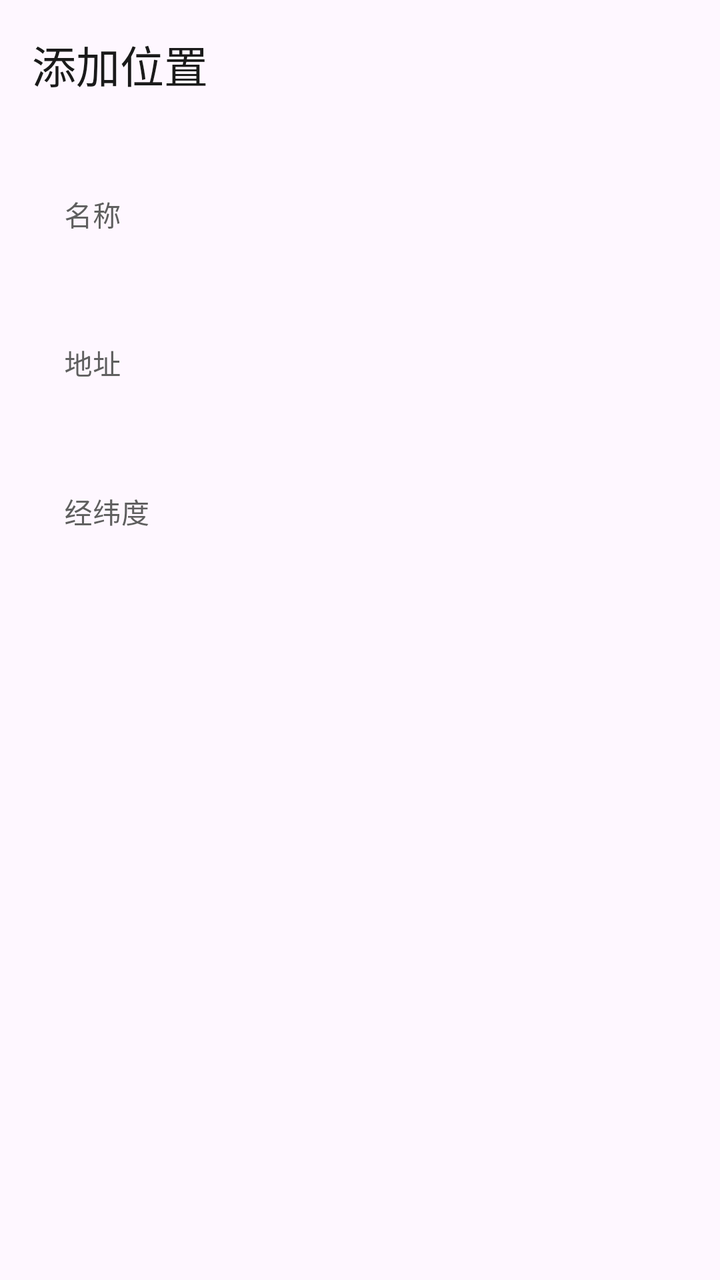
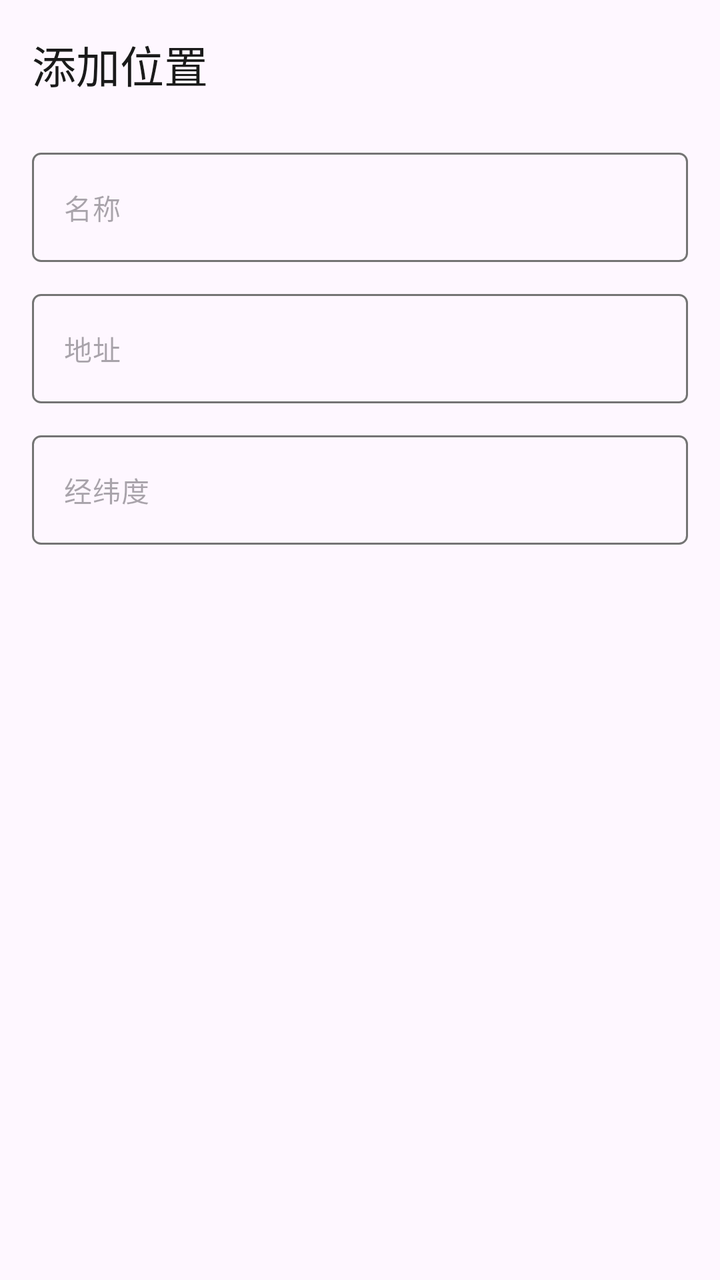

Before-and-after screenshots of an Android layout around one commit, followed by the original layout XML and the change that was made.
<!-- AndroidManifest.xml: application theme AppTheme -->
<!-- res/layout/dialog_add_location.xml -->
<?xml version="1.0" encoding="utf-8"?>
<LinearLayout
    xmlns:android="http://schemas.android.com/apk/res/android"
    xmlns:app="http://schemas.android.com/apk/res-auto"
    android:layout_width="match_parent"
    android:layout_height="wrap_content"
    android:orientation="vertical"
    android:padding="16dp">

        <TextView
            android:layout_width="match_parent"
            android:layout_height="wrap_content"
            android:text="@string/add_location"
            android:textAppearance="?attr/textAppearanceTitleLarge"
            android:textColor="?attr/colorOnSurface"
            android:paddingBottom="12dp"/>

        <com.google.android.material.textfield.TextInputLayout
            android:layout_width="match_parent"
            android:layout_height="wrap_content"
            android:layout_marginTop="16dp"
            app:boxBackgroundMode="outline"
            app:boxStrokeColor="@color/text_input_box_stroke"
            app:boxStrokeWidth="1dp"
            android:hint="@string/name">

            <com.google.android.material.textfield.TextInputEditText
                android:id="@+id/etLocationName"
                android:layout_width="match_parent"
                android:layout_height="wrap_content"
                android:imeOptions="actionNext"
                android:inputType="text"
                android:singleLine="true"
                android:textColor="?attr/colorOnSurface"
                android:textAppearance="@style/TextAppearance.Material3.BodyMedium"
                android:background="@android:color/transparent">

                
            </com.google.android.material.textfield.TextInputEditText>
        </com.google.android.material.textfield.TextInputLayout>

        <com.google.android.material.textfield.TextInputLayout
            android:layout_width="match_parent"
            android:layout_height="wrap_content"
            android:layout_marginTop="16dp"
            app:boxBackgroundMode="outline"
            app:boxStrokeColor="@color/text_input_box_stroke"
            app:boxStrokeWidth="1dp"
            android:hint="@string/address">

            <com.google.android.material.textfield.TextInputEditText
                android:id="@+id/etLocationAddress"
                android:layout_width="match_parent"
                android:layout_height="wrap_content"
                android:imeOptions="actionNext"
                android:inputType="text"
                android:singleLine="true"
                android:textColor="?attr/colorOnSurface"
                android:textAppearance="@style/TextAppearance.Material3.BodyMedium"
                android:background="@android:color/transparent">
            </com.google.android.material.textfield.TextInputEditText>
        </com.google.android.material.textfield.TextInputLayout>

        <com.google.android.material.textfield.TextInputLayout
            android:layout_width="match_parent"
            android:layout_height="wrap_content"
            android:layout_marginTop="16dp"
            app:boxBackgroundMode="outline"
            app:boxStrokeColor="@color/text_input_box_stroke"
            app:boxStrokeWidth="1dp"
            android:hint="@string/latlon">

            <com.google.android.material.textfield.TextInputEditText
                android:id="@+id/etLocationLatLon"
                android:layout_width="match_parent"
                android:layout_height="wrap_content"
                android:imeOptions="actionNext"
                android:inputType="text"
                android:singleLine="true"
                android:textColor="?attr/colorOnSurface"
                android:textAppearance="@style/TextAppearance.Material3.BodyMedium"
                android:background="@android:color/transparent">
            </com.google.android.material.textfield.TextInputEditText>
        </com.google.android.material.textfield.TextInputLayout>

</LinearLayout>
<!-- resources referenced by this layout -->
<resources>
  <string name="add_location">添加位置</string>
  <string name="address">地址</string>
  <string name="latlon">经纬度</string>
  <string name="name">名称</string>
  <style name="AppTheme" parent="Theme.Material3.Light.NoActionBar">
          
          <item name="colorPrimary">#5F5F5F</item>
          <item name="colorOnPrimary">#FFFFFF</item>
          <item name="colorPrimaryContainer">#E0E0E0</item>
          <item name="colorOnPrimaryContainer">#1E1E1E</item>
          <item name="colorSecondary">#494949</item>
          <item name="colorOnSecondary">#FFFFFF</item>
          <item name="colorSecondaryContainer">#E7E7E7</item>
          <item name="colorOnSecondaryContainer">#2A2A2A</item>
          <item name="colorSurface">#FFFFFF</item>
          <item name="colorOnSurface">#1A1A1A</item>
          <item name="colorSurfaceVariant">#F0F0F0</item>
          <item name="colorOnSurfaceVariant">#5F5F5F</item>
          <item name="colorOutline">#747474</item>
  
          
          <item name="android:statusBarColor">@android:color/transparent</item>
          <item name="android:windowDrawsSystemBarBackgrounds">true</item>
          <item name="android:windowTranslucentStatus">true</item>
          <item name="windowActionModeOverlay">true</item>
          <item name="windowActionBar">false</item>
          <item name="windowNoTitle">true</item>
  
          
          <item name="searchViewStyle">@style/Portal.SearchViewStyle</item>
          <item name="sliderStyle">@style/Portal.SliderTheme</item>
          <item name="android:popupMenuStyle">@style/PortalPopupMenuStyle</item>
      </style>
  <style name="Portal.SearchViewStyle" parent="Widget.AppCompat.SearchView" />
  <style name="Portal.SliderTheme" parent="Widget.Material3.Slider" />
  <style name="PortalPopupMenuStyle" parent="Widget.Material3.PopupMenu">
          <item name="android:popupAnimationStyle">@style/PortalPopupAnimation</item>
      </style>
  <style name="PortalPopupAnimation">
          <item name="android:windowEnterAnimation">@anim/popup_in_top_end</item>
          <item name="android:windowExitAnimation">@anim/popup_out_top_end</item>
      </style>
</resources>

<!-- the commit's change to res/layout/dialog_add_location.xml (unified diff, before → after) -->
@@ -19,10 +19,9 @@
             android:layout_width="match_parent"
             android:layout_height="wrap_content"
             android:layout_marginTop="16dp"
-            app:boxBackgroundMode="outline"
-            app:boxStrokeColor="@color/text_input_box_stroke"
-            app:boxStrokeWidth="1dp"
-            android:hint="@string/name">
+            app:boxBackgroundMode="none"
+            app:hintEnabled="false"
+            >
 
             <com.google.android.material.textfield.TextInputEditText
                 android:id="@+id/etLocationName"
@@ -33,7 +32,8 @@
                 android:singleLine="true"
                 android:textColor="?attr/colorOnSurface"
                 android:textAppearance="@style/TextAppearance.Material3.BodyMedium"
-                android:background="@android:color/transparent">
+                android:hint="@string/name"
+                android:background="@drawable/edit_text_box">
 
                 
             </com.google.android.material.textfield.TextInputEditText>
@@ -43,10 +43,9 @@
             android:layout_width="match_parent"
             android:layout_height="wrap_content"
             android:layout_marginTop="16dp"
-            app:boxBackgroundMode="outline"
-            app:boxStrokeColor="@color/text_input_box_stroke"
-            app:boxStrokeWidth="1dp"
-            android:hint="@string/address">
+            app:boxBackgroundMode="none"
+            app:hintEnabled="false"
+            >
 
             <com.google.android.material.textfield.TextInputEditText
                 android:id="@+id/etLocationAddress"
@@ -57,7 +56,8 @@
                 android:singleLine="true"
                 android:textColor="?attr/colorOnSurface"
                 android:textAppearance="@style/TextAppearance.Material3.BodyMedium"
-                android:background="@android:color/transparent">
+                android:hint="@string/address"
+                android:background="@drawable/edit_text_box">
             </com.google.android.material.textfield.TextInputEditText>
         </com.google.android.material.textfield.TextInputLayout>
 
@@ -65,10 +65,9 @@
             android:layout_width="match_parent"
             android:layout_height="wrap_content"
             android:layout_marginTop="16dp"
-            app:boxBackgroundMode="outline"
-            app:boxStrokeColor="@color/text_input_box_stroke"
-            app:boxStrokeWidth="1dp"
-            android:hint="@string/latlon">
+            app:boxBackgroundMode="none"
+            app:hintEnabled="false"
+            >
 
             <com.google.android.material.textfield.TextInputEditText
                 android:id="@+id/etLocationLatLon"
@@ -79,7 +78,8 @@
                 android:singleLine="true"
                 android:textColor="?attr/colorOnSurface"
                 android:textAppearance="@style/TextAppearance.Material3.BodyMedium"
-                android:background="@android:color/transparent">
+                android:hint="@string/latlon"
+                android:background="@drawable/edit_text_box">
             </com.google.android.material.textfield.TextInputEditText>
         </com.google.android.material.textfield.TextInputLayout>
 
<!-- resource entries referenced after the edit -->
@@ -1,5 +1,23 @@
 <!-- resources referenced by this layout -->
 <resources>
+  <!-- drawable edit_text_box (drawable) -->
+  <?xml version="1.0" encoding="utf-8"?>
+  <selector xmlns:android="http://schemas.android.com/apk/res/android">
+      <item android:state_focused="true">
+          <shape android:shape="rectangle">
+              <solid android:color="@android:color/transparent" />
+              <stroke android:width="2dp" android:color="?attr/colorPrimary" />
+              <corners android:radius="4dp" />
+          </shape>
+      </item>
+      <item>
+          <shape android:shape="rectangle">
+              <solid android:color="@android:color/transparent" />
+              <stroke android:width="1dp" android:color="?attr/colorOutline" />
+              <corners android:radius="4dp" />
+          </shape>
+      </item>
+  </selector>
   <string name="add_location">添加位置</string>
   <string name="address">地址</string>
   <string name="latlon">经纬度</string>
